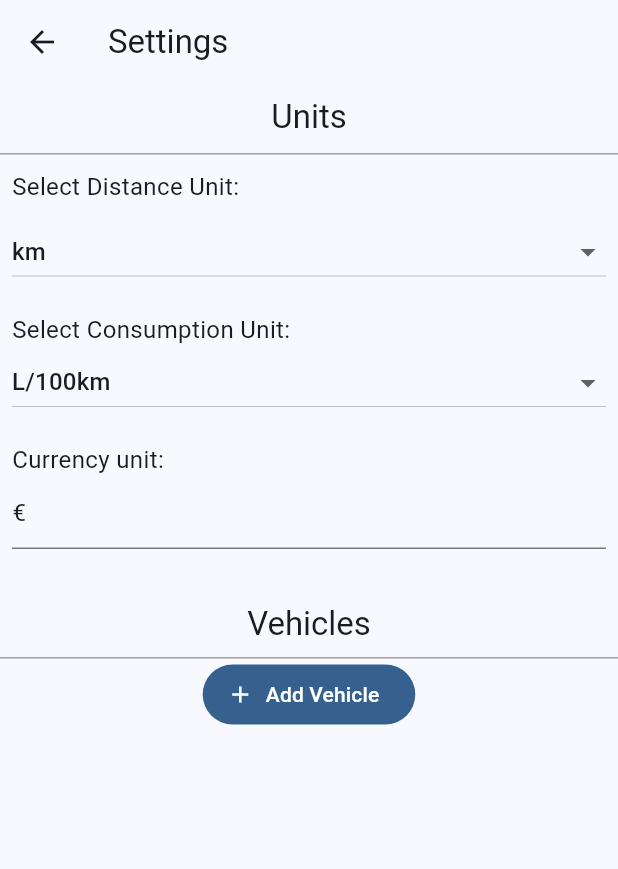
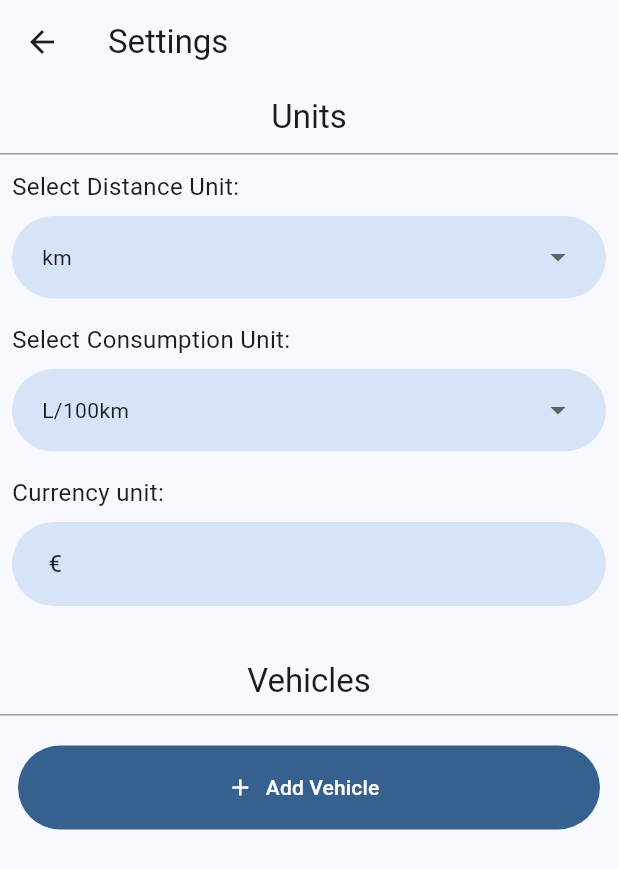
Before and after one commit to Mauznemo/open-fuel-calculator, a Flutter app: the SettingsPage screen opened by its route, on a phone screen of 412 x 824 dp. Shown: the top 869 px of the screen. Run offline on Flutter 3.47's test engine with Material 3 defaults, Android fonts, the phone set to English and light mode, and no system bars; drawn by our look-alikes of dynamic_color; our stand-ins replace objectbox, shared_preferences; accounts and stored records are empty; generated files the repository leaves out were written again.

Commit message:
feat: new dropdown button

```diff
--- /dev/null
+++ b/lib/components/custom_dropdown_button.dart
@@ -0,0 +1,41 @@
+import 'package:flutter/material.dart';
+
+class CustomDropdownButton<T> extends StatelessWidget {
+  final T value;
+  final List<DropdownMenuItem<T>> items;
+  final void Function(T?) onChanged;
+
+  const CustomDropdownButton({
+    Key? key,
+    required this.value,
+    required this.items,
+    required this.onChanged,
+  }) : super(key: key);
+
+  @override
+  Widget build(BuildContext context) {
+    return Container(
+      padding: const EdgeInsets.symmetric(horizontal: 20),
+      decoration: BoxDecoration(
+        color: Theme.of(context)
+            .colorScheme
+            .secondaryContainer, // Background color
+        borderRadius: BorderRadius.circular(50), // Rounded corners
+      ),
+      child: DropdownButton<T>(
+        isExpanded: true,
+        menuWidth: MediaQuery.of(context).size.width - 25,
+        value: value,
+        items: items,
+        onChanged: onChanged,
+        underline: const SizedBox(), // Removes default underline
+        borderRadius: BorderRadius.circular(20),
+        itemHeight: 55,
+        dropdownColor: Theme.of(context)
+            .colorScheme
+            .secondaryContainer, // Match dropdown list color
+        style: Theme.of(context).textTheme.bodyMedium, // Text style
+      ),
+    );
+  }
+}
--- a/lib/components/drawer.dart
+++ b/lib/components/drawer.dart
@@ -31,7 +31,7 @@ class _SideDrawerState extends State<SideDrawer> {
                 color: ModalRoute.of(context)?.settings.name == '/'
                     ? Theme.of(context).colorScheme.surfaceVariant
                     : Colors.transparent,
-                borderRadius: BorderRadius.circular(10),
+                borderRadius: BorderRadius.circular(50),
               ),
               child: ListTile(
                 leading: Icon(
@@ -55,7 +55,7 @@ class _SideDrawerState extends State<SideDrawer> {
                 color: ModalRoute.of(context)?.settings.name == '/range'
                     ? Theme.of(context).colorScheme.surfaceVariant
                     : Colors.transparent,
-                borderRadius: BorderRadius.circular(10),
+                borderRadius: BorderRadius.circular(50),
               ),
               child: ListTile(
                 leading: Icon(Icons.speed),
@@ -77,7 +77,7 @@ class _SideDrawerState extends State<SideDrawer> {
                 color: ModalRoute.of(context)?.settings.name == '/settings'
                     ? Theme.of(context).colorScheme.surfaceVariant
                     : Colors.transparent,
-                borderRadius: BorderRadius.circular(10),
+                borderRadius: BorderRadius.circular(50),
               ),
               child: ListTile(
                 leading: Icon(Icons.settings),
--- a/lib/components/vehicle_list.dart
+++ b/lib/components/vehicle_list.dart
@@ -28,7 +28,14 @@ class _VehicleListState extends State<VehicleList> {
                 itemBuilder: (context, index) {
                   final vehicleData =
                       ObjectBox.instance.getVehicle(_vehicles[index].id);
-                  return ListTile(
+                  return Card(
+                      shape: RoundedRectangleBorder(
+                        borderRadius: BorderRadius.circular(50),
+                      ),
+                      color: Theme.of(context).colorScheme.secondaryContainer,
+                      margin:
+                          EdgeInsets.symmetric(horizontal: 8.0, vertical: 4.0),
+                      child: ListTile(
                         leading: IconButton(
                           icon: vehicleData!.isFavorite
                               ? const Icon(Icons.star)
@@ -73,25 +80,36 @@ class _VehicleListState extends State<VehicleList> {
                           icon: const Icon(Icons.delete),
                           onPressed: () {
                             // Delete vehicle from Hive box
-                        ObjectBox.instance.deleteVehicle(_vehicles[index].id);
+                            ObjectBox.instance
+                                .deleteVehicle(_vehicles[index].id);
                             _vehicles = ObjectBox.instance.getVehicles();
                             // Rebuild UI to reflect the change
                             setState(() {});
                             // Or use a ValueListenableBuilder for reactive updates
                           },
                         ),
-                  );
+                      ));
                 }),
           ),
-          FilledButton.icon(
+          Padding(
+            padding: const EdgeInsets.symmetric(horizontal: 12),
+            child: SizedBox(
+              width: double.infinity,
+              child: FilledButton.icon(
                   onPressed: () async {
                     await AddVehicleBottomSheet.showBottomSheet(
                         context, widget.consumptionUnit);
                     _vehicles = ObjectBox.instance.getVehicles();
                     setState(() {});
                   },
+                  style: ButtonStyle(
+                    minimumSize: WidgetStateProperty.all(
+                        Size.fromHeight(56)), // Taller button
+                  ),
                   icon: Icon(Icons.add),
                   label: Text("Add Vehicle")),
+            ),
+          ),
           SizedBox(height: 30),
         ],
       ),
--- a/lib/pages/settings.dart
+++ b/lib/pages/settings.dart
@@ -1,6 +1,9 @@
 import 'package:flutter/material.dart';
+import 'package:fuel_calculator_flutter/components/custom_text_input.dart';
 import 'package:fuel_calculator_flutter/components/vehicle_list.dart';
 import 'package:shared_preferences/shared_preferences.dart';
+
+import '../components/custom_dropdown_button.dart';
 
 class SettingsPage extends StatefulWidget {
   const SettingsPage({super.key});
@@ -78,9 +81,7 @@ class _SettingsPageState extends State<SettingsPage> {
                   ),
                   const SizedBox(
                       height: 8), // Adds spacing between label and dropdown
-                  DropdownButton<String>(
-                    isExpanded: true,
-                    borderRadius: BorderRadius.circular(10),
+                  CustomDropdownButton<String>(
                     value: distanceUnits,
                     onChanged: (String? newValue) {
                       distanceUnits = newValue!;
@@ -112,9 +113,8 @@ class _SettingsPageState extends State<SettingsPage> {
                       fontSize: 16,
                     ),
                   ),
-                  DropdownButton<String>(
-                    isExpanded: true,
-                    borderRadius: BorderRadius.circular(10),
+                  const SizedBox(height: 8),
+                  CustomDropdownButton<String>(
                     value: consumptionUnits,
                     onChanged: (String? newValue) {
                       setState(() {
@@ -143,16 +143,13 @@ class _SettingsPageState extends State<SettingsPage> {
                       fontSize: 16,
                     ),
                   ),
-                  TextField(
+                  const SizedBox(height: 8),
+                  CustomTextInput(
                     controller: _currencyController,
                     onEditingComplete: () {
                       _saveData();
                       FocusScope.of(context).unfocus();
                     },
-                    decoration: const InputDecoration(
-                      border: UnderlineInputBorder(),
-                      //labelText: 'Vehicle Name',
-                    ),
                   ),
                 ],
               ),
@@ -164,6 +161,7 @@ class _SettingsPageState extends State<SettingsPage> {
                   style: Theme.of(context).textTheme.titleLarge),
             ),
             Divider(height: 1, color: Colors.grey),
+            SizedBox(height: 20),
             VehicleList(consumptionUnit: consumptionUnits),
           ],
         ));
```
Lines whose indentation alone changed are shown as unchanged.
